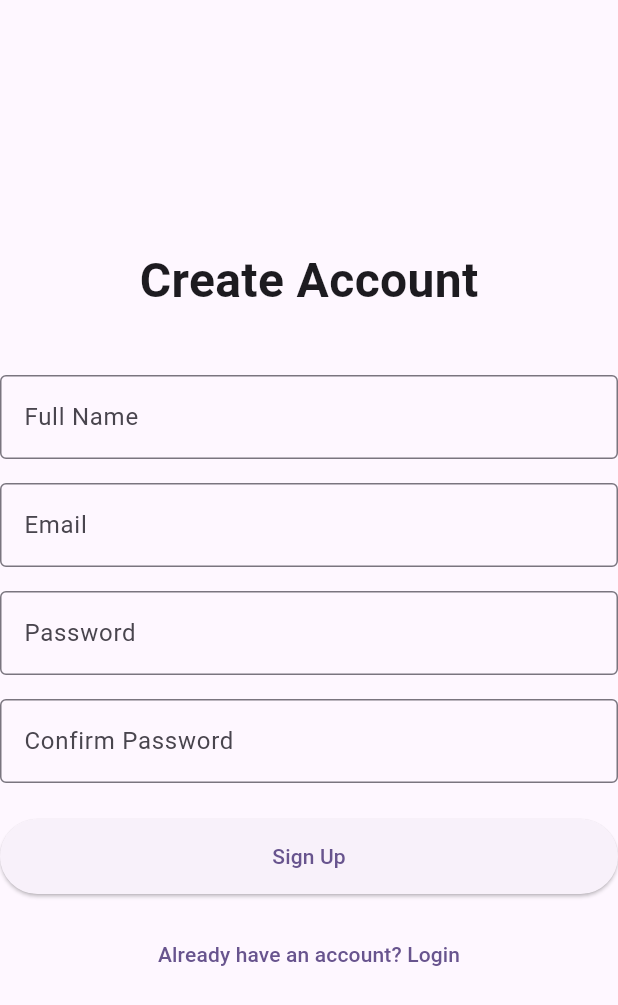
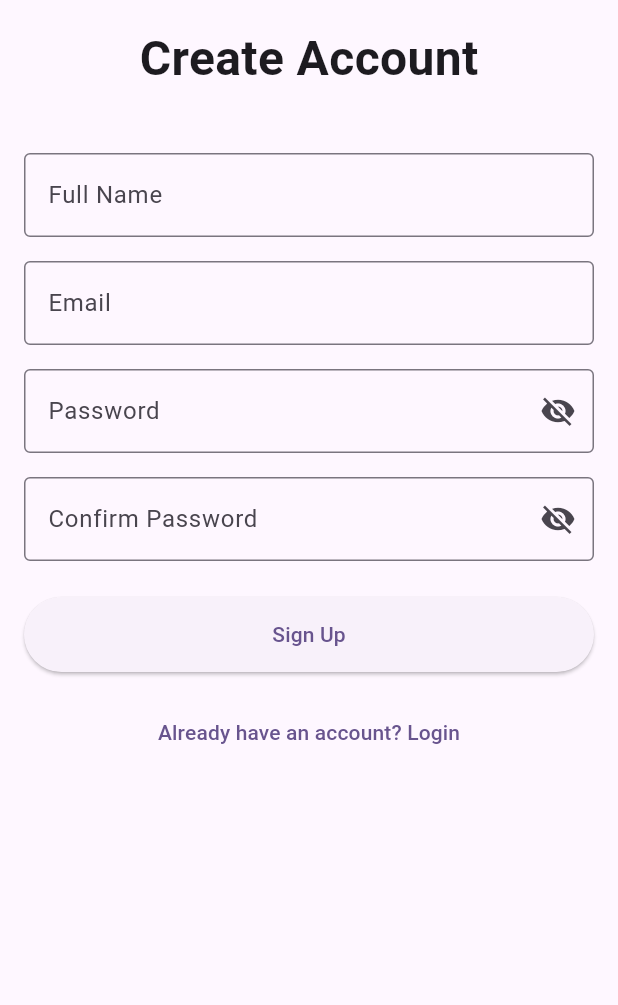
Before and after one commit to theprantadutta/task_flow, a Flutter app: the SignupForm widget shown alone on an empty page, opened directly, on a phone screen of 412 x 824 dp. Shown: the top 1005 px of the screen. Run offline on Flutter 3.47's test engine with Material 3 defaults, Android fonts, the light colour scheme and no system bars; our stand-ins replace cloud_firestore, equatable, firebase_analytics, firebase_auth, firebase_core, firebase_messaging and 3 more; missing offline and left inert: firebase_performance; accounts and stored records are empty; generated files the repository leaves out were written again.

Commit message:
fix: Resolve keyboard overflow issues and add password visibility toggle
This commit fixes two important UI issues in the authentication forms:

1. Fixed bottom overflow issues when keyboard appears by wrapping forms in SingleChildScrollView
2. Added password visibility toggle icons to password fields in both login and signup forms

Changes made:
- Updated signup_form.dart to include SingleChildScrollView and password visibility toggle
- Updated login_form.dart to include SingleChildScrollView and password visibility toggle
- Added state management for password visibility in both forms
- Improved form layout with proper padding

These changes ensure a better user experience on all device sizes and keyboard states.

```diff
--- a/lib/features/auth/widgets/signup_form.dart
+++ b/lib/features/auth/widgets/signup_form.dart
@@ -18,6 +18,8 @@ class _SignupFormState extends State<SignupForm> {
   final _passwordController = TextEditingController();
   final _confirmPasswordController = TextEditingController();
   bool _isSubmitting = false;
+  bool _isPasswordVisible = false;
+  bool _isConfirmPasswordVisible = false;
 
   @override
   void dispose() {
@@ -74,6 +76,8 @@ class _SignupFormState extends State<SignupForm> {
   Widget build(BuildContext context) {
     return Form(
       key: _formKey,
+      child: SingleChildScrollView(
+        padding: const EdgeInsets.all(16.0),
         child: Column(
           mainAxisAlignment: MainAxisAlignment.center,
           children: [
@@ -119,9 +123,19 @@ class _SignupFormState extends State<SignupForm> {
             const SizedBox(height: 16),
             TextFormField(
               controller: _passwordController,
-            decoration: const InputDecoration(
+              decoration: InputDecoration(
                 labelText: 'Password',
-              border: OutlineInputBorder(),
+                border: const OutlineInputBorder(),
+                suffixIcon: IconButton(
+                  icon: Icon(
+                    _isPasswordVisible ? Icons.visibility : Icons.visibility_off,
+                  ),
+                  onPressed: () {
+                    setState(() {
+                      _isPasswordVisible = !_isPasswordVisible;
+                    });
+                  },
+                ),
               ),
               validator: (value) {
                 if (value == null || value.isEmpty) {
@@ -132,14 +146,24 @@ class _SignupFormState extends State<SignupForm> {
                 }
                 return null;
               },
-            obscureText: true,
+              obscureText: !_isPasswordVisible,
             ),
             const SizedBox(height: 16),
             TextFormField(
               controller: _confirmPasswordController,
-            decoration: const InputDecoration(
+              decoration: InputDecoration(
                 labelText: 'Confirm Password',
-              border: OutlineInputBorder(),
+                border: const OutlineInputBorder(),
+                suffixIcon: IconButton(
+                  icon: Icon(
+                    _isConfirmPasswordVisible ? Icons.visibility : Icons.visibility_off,
+                  ),
+                  onPressed: () {
+                    setState(() {
+                      _isConfirmPasswordVisible = !_isConfirmPasswordVisible;
+                    });
+                  },
+                ),
               ),
               validator: (value) {
                 if (value == null || value.isEmpty) {
@@ -150,7 +174,7 @@ class _SignupFormState extends State<SignupForm> {
                 }
                 return null;
               },
-            obscureText: true,
+              obscureText: !_isConfirmPasswordVisible,
             ),
             const SizedBox(height: 24),
             SizedBox(
@@ -172,6 +196,7 @@ class _SignupFormState extends State<SignupForm> {
             ),
           ],
         ),
+      ),
     );
   }
 }
```
Also changed, not shown: lib/features/auth/widgets/login_form.dart (+17 -3 lines). Lines whose indentation alone changed are shown as unchanged.
